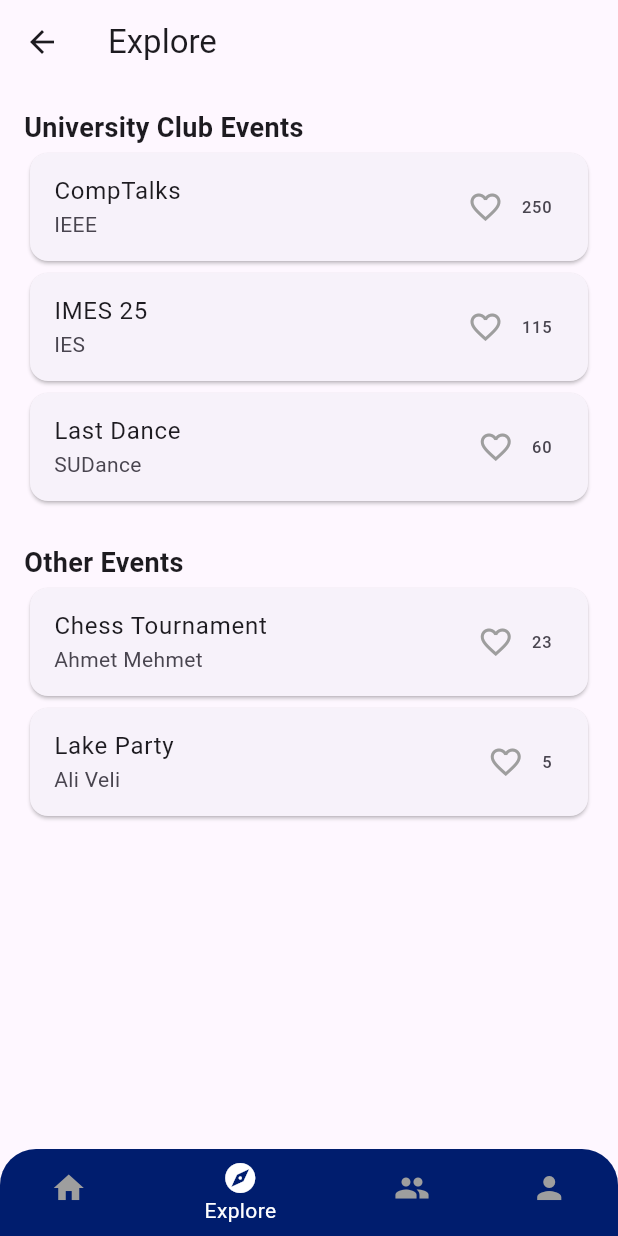
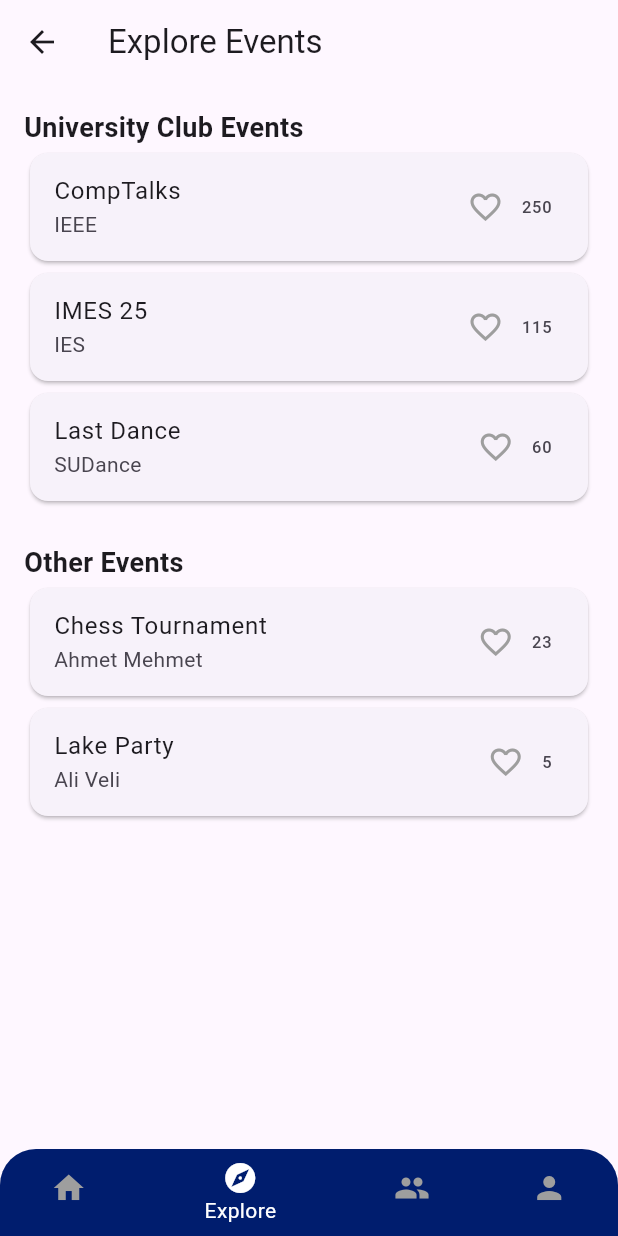
Before and after one commit to DenizGurleyen/SuEvent-310, a Flutter app: the ExplorePage screen opened by its route, on a phone screen of 412 x 824 dp. Run offline on Flutter 3.47's test engine with Material 3 defaults, Android fonts, the phone set to English and light mode, and no system bars; Roboto replaces fonts that are missing (Poppins).

```diff
--- a/lib/screens/explore_page.dart
+++ b/lib/screens/explore_page.dart
@@ -52,7 +52,7 @@ class _ExplorePageState extends State<ExplorePage> {
   @override
   Widget build(BuildContext context) {
     return Scaffold(
-      appBar: AppBar(title: const Text("Explore")),
+      appBar: AppBar(title: const Text("Explore Events")),
       body: Padding(
         padding: const EdgeInsets.all(16),
         child: ListView(
```
